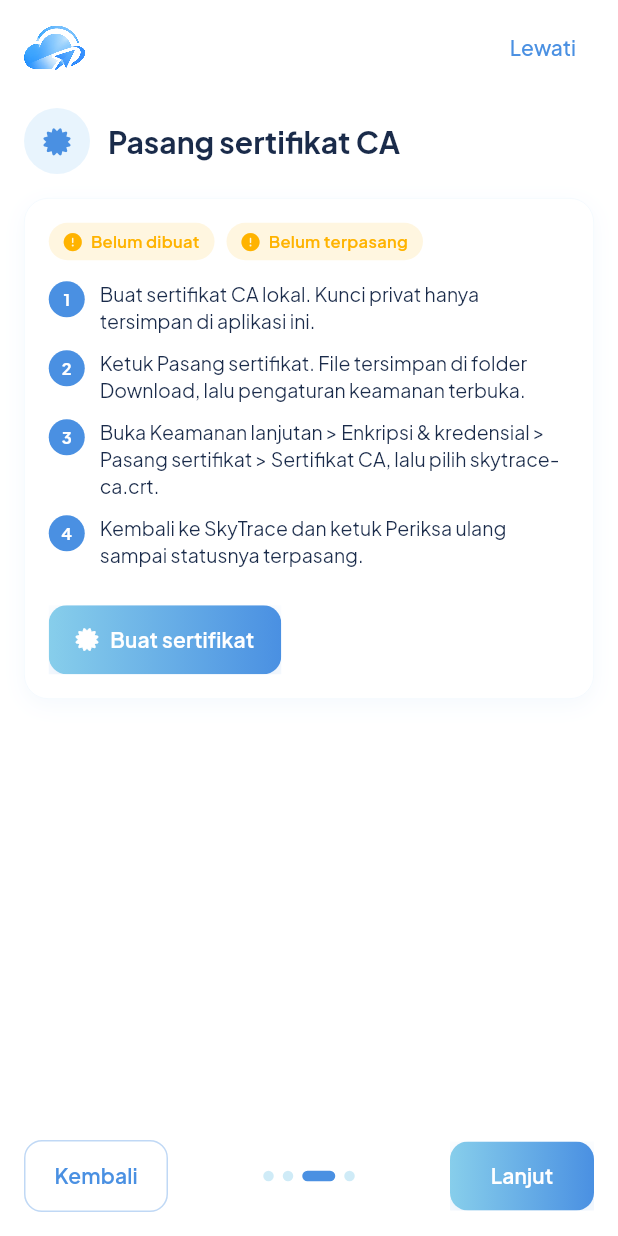
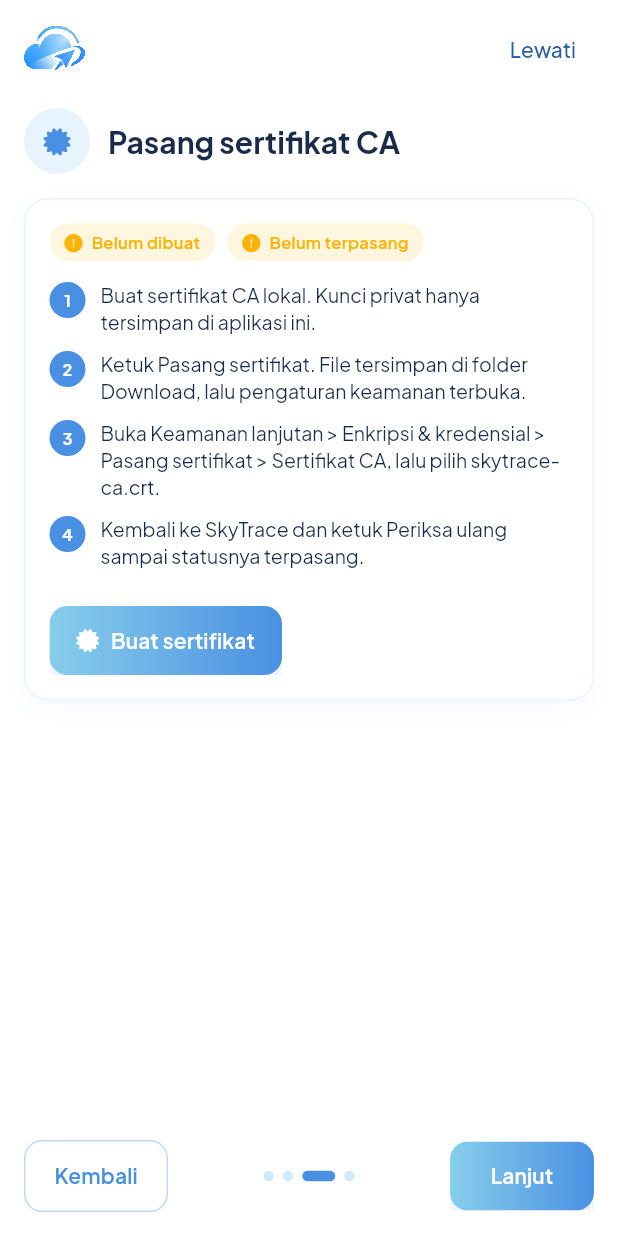
Before and after one commit to fidzzcodex-me/skytrace, a Flutter app: the screen it shows after launch, swiped to page 3, on a phone screen of 412 x 824 dp. Run offline on Flutter 3.47's test engine with Material 3 defaults, Android fonts, the phone set to English and light mode, and no system bars; drawn by our look-alikes of flutter_animate; our stand-ins replace fl_chart, flutter_riverpod, font_awesome_flutter, google_fonts, qr_flutter.

Commit message:
Upload: replace lib/theme/component_styles.dart

```diff
--- a/lib/theme/component_styles.dart
+++ b/lib/theme/component_styles.dart
@@ -8,7 +8,7 @@
 
   static List<BoxShadow> cardShadow(AppPalette p) => [
         BoxShadow(
-          color: p.shadow.withOpacity(0.06),
+          color: p.shadow.withValues(alpha: 0.06),
           blurRadius: 12,
           spreadRadius: 0,
           offset: const Offset(0, 4),
@@ -17,7 +17,7 @@
 
   static List<BoxShadow> softShadow(AppPalette p) => [
         BoxShadow(
-          color: p.shadow.withOpacity(0.18),
+          color: p.shadow.withValues(alpha: 0.18),
           blurRadius: 16,
           spreadRadius: 0,
           offset: const Offset(0, 6),
@@ -28,7 +28,7 @@
         color: p.surface,
         borderRadius: BorderRadius.circular(AppRadius.card),
         boxShadow: cardShadow(p),
-        border: Border.all(color: p.border.withOpacity(0.6), width: 0.5),
+        border: Border.all(color: p.border, width: 1),
       );
 
   static const LinearGradient primaryGradient = LinearGradient(
@@ -82,7 +82,7 @@
       textTheme: text,
       extensions: [p],
       splashFactory: InkRipple.splashFactory,
-      dividerTheme: DividerThemeData(color: p.surfaceAlt.withOpacity(0.5), thickness: 0.5, space: 1),
+      dividerTheme: DividerThemeData(color: p.surfaceAlt.withValues(alpha: 0.5), thickness: 0.5, space: 1),
       appBarTheme: AppBarTheme(
         backgroundColor: p.surface,
         elevation: 0,
@@ -104,8 +104,11 @@
         elevation: 4,
         shape: RoundedRectangleBorder(
           borderRadius: BorderRadius.circular(AppRadius.control),
-          side: BorderSide(color: AppColors.primaryBlue.withOpacity(0.35)),
+          side: BorderSide(color: AppColors.primaryBlue.withValues(alpha: 0.35)),
         ),
+      ),
+      textButtonTheme: TextButtonThemeData(
+        style: TextButton.styleFrom(foregroundColor: p.brandStrong, textStyle: AppText.bodyMedium(p)),
       ),
       switchTheme: SwitchThemeData(
         thumbColor: WidgetStateProperty.resolveWith(
@@ -119,7 +122,7 @@
       progressIndicatorTheme: const ProgressIndicatorThemeData(color: AppColors.primaryBlue),
       textSelectionTheme: TextSelectionThemeData(
         cursorColor: AppColors.primaryBlue,
-        selectionColor: AppColors.accentBlue.withOpacity(0.35),
+        selectionColor: AppColors.accentBlue.withValues(alpha: 0.35),
         selectionHandleColor: AppColors.primaryBlue,
       ),
     );
```
